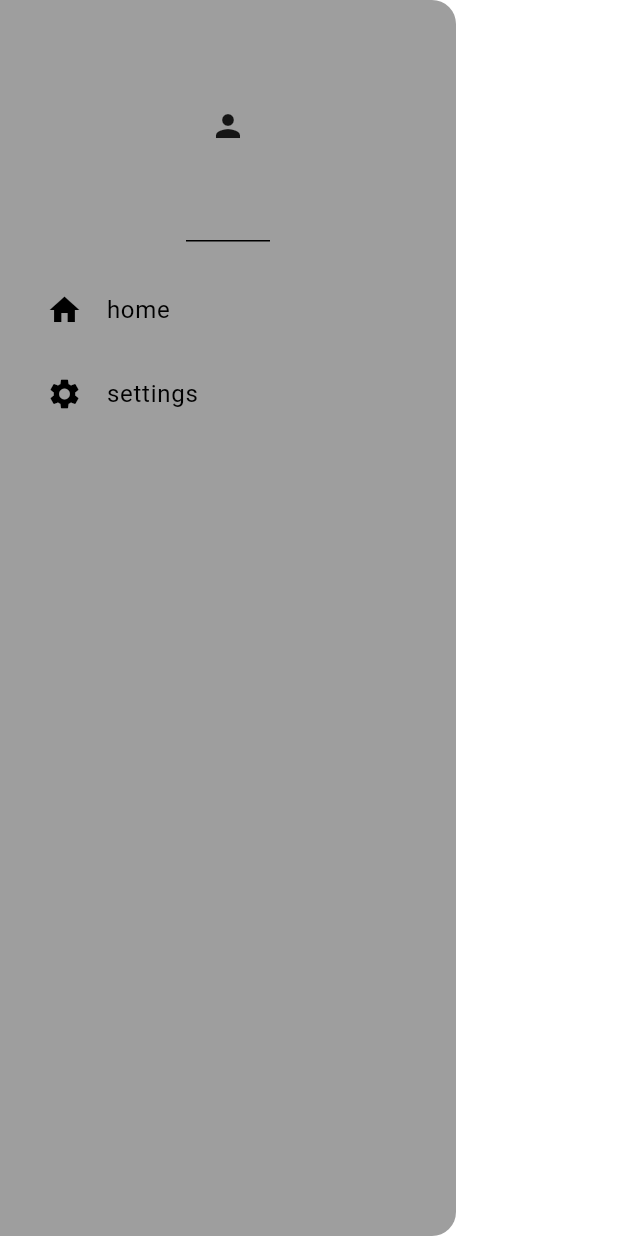
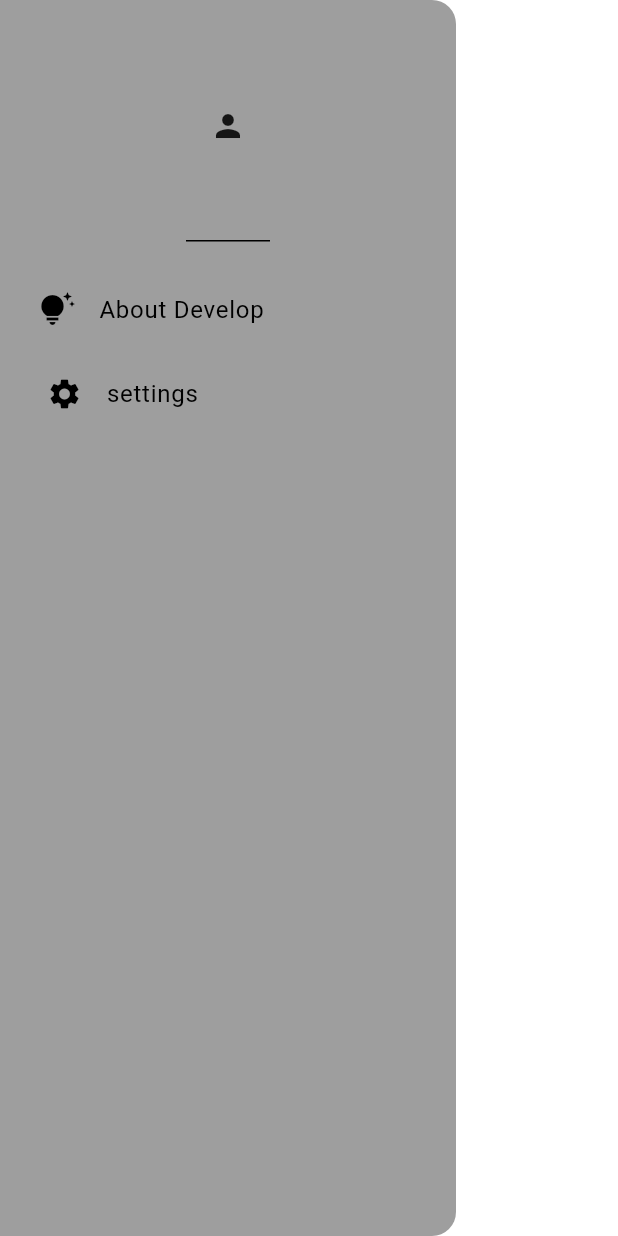
Before and after one commit to VengAnn/flutter_schedule_task_sqflite, a Flutter app: the MyDrawer widget shown alone on an empty page, opened directly, on a phone screen of 412 x 824 dp. Run offline on Flutter 3.47's test engine with Material 3 defaults, Android fonts, the phone set to English and light mode, and no system bars; our stand-ins replace date_picker_timeline, flutter_local_notifications, flutter_staggered_animations, flutter_timezone, get, get_storage and 3 more; accounts and stored records are empty.

Commit message:
finish app

```diff
--- a/lib/ui/add_task_page.dart
+++ b/lib/ui/add_task_page.dart
@@ -39,8 +39,8 @@ class _AddTaskPageState extends State<AddTaskPage> {
   List<String> repeatList = [
     "None",
     "Dialy",
-    "Weekly",
-    "Monthly",
+    // "Weekly",
+    // "Monthly",
   ];
 
   @override
--- a/lib/ui/pages/widgets/my_drawer.dart
+++ b/lib/ui/pages/widgets/my_drawer.dart
@@ -1,4 +1,5 @@
 import 'package:flutter/material.dart';
+import 'package:flutter_schedule_with_sqlite/ui/pages/about_develop_page.dart';
 import 'package:flutter_schedule_with_sqlite/ui/pages/setting_page.dart';
 import 'package:flutter_schedule_with_sqlite/utils/dimensions.dart';
 import 'package:get/get.dart';
@@ -17,12 +18,18 @@ class MyDrawer extends StatelessWidget {
             child: Icon(Icons.person),
           ),
 
-          // home tilte
+          // About Develop
           Padding(
-            padding: EdgeInsets.only(top: Dimensions.height10, left: 15.0),
-            child: const ListTile(
-              title: Text("home"),
-              leading: Icon(Icons.home),
+            padding: EdgeInsets.only(
+                top: Dimensions.height10, left: Dimensions.width10),
+            child: GestureDetector(
+              onTap: () {
+                Get.to(() => const AboutDevelopPage());
+              },
+              child: const ListTile(
+                title: Text("About Develop"),
+                leading: Icon(Icons.tips_and_updates),
+              ),
             ),
           ),
 
--- a/pubspec.yaml
+++ b/pubspec.yaml
@@ -61,6 +61,8 @@ dev_dependencies:
 
 # The following section is specific to Flutter packages.
 flutter:
+  assets:
+    - assets/images/
 
   # The following line ensures that the Material Icons font is
   # included with your application, so that you can use the icons in
```
Also changed, not shown: lib/ui/pages/about_develop_page.dart (added, +72 -0 lines), assets/images/ann.jpg (added), assets/images/logo_facebook.jpg (added), 1 other file.
